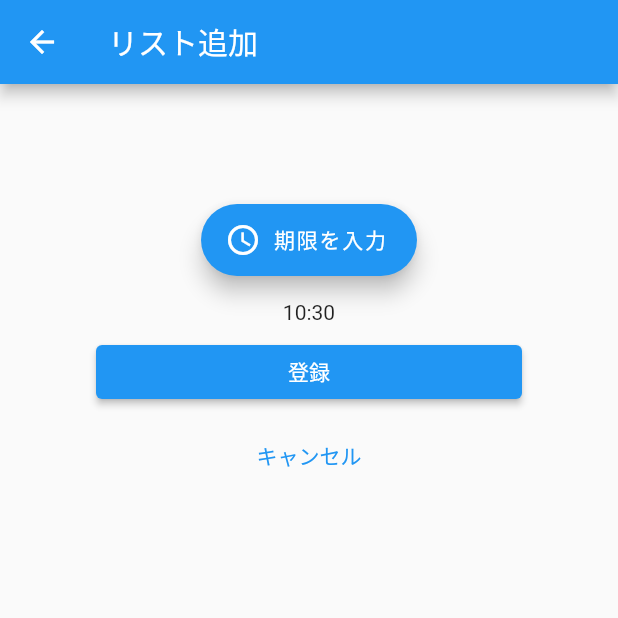
After one commit to blitzkrieg-itf/mary-call, a Flutter app: the addTimer screen opened directly, on a phone screen of 412 x 824 dp, the top half of it. The commit adds this screen. Run offline on Flutter 3.47's test engine with Material 2 defaults, Android fonts, the phone set to English and light mode, and no system bars; missing offline and left inert: flutter_ringtone_player.

```diff
--- /dev/null
+++ b/mary_call/lib/addTimer.dart
@@ -0,0 +1,123 @@
+//@dart=2.9
+import 'dart:async';
+import 'dart:convert';
+
+import 'package:flutter_ringtone_player/flutter_ringtone_player.dart';
+import 'package:flutter/material.dart';
+import 'package:intl/date_symbol_data_local.dart';
+import 'package:intl/intl.dart';
+
+import 'variant.dart';
+import 'main.dart';
+
+class addTimer extends StatefulWidget {
+  // 状態を持ちたいので StatefulWidget を継承
+  @override
+  _addTimerState createState() => _addTimerState();
+}
+
+class _addTimerState extends State<addTimer> {
+  final _formKey = GlobalKey<FormState>();
+
+  DateFormat formatter;
+  @override
+  void initState() {
+    super.initState();
+    // getData();
+    // res = fetchApiResults();
+    initializeDateFormatting('ja_JP', null);
+    formatter = new DateFormat('HH:mm');
+  }
+
+  Future<void> _selectTime(BuildContext context) async {
+    final TimeOfDay t = await showTimePicker(
+      context: context,
+      initialTime: TimeOfDay.now(),
+    );
+    if (t != null) {
+      var dt = _toDateTime(t);
+      setState(() {
+        _mytime = dt;
+      });
+    }
+  }
+
+  _toDateTime(TimeOfDay t) {
+    var now = DateTime.now();
+    return DateTime(now.year, now.month, now.day, t.hour, t.minute);
+  }
+
+  String _title;
+  String _detail;
+  String _tasktime;
+  var _mytime = new DateTime.now();
+  // var formatter = new DateFormat('MM/dd(E) HH:mm');
+
+  @override
+  Widget build(BuildContext context) {
+    return Form(
+        key: _formKey,
+        child: Scaffold(
+          // *** 追加する部分 ***
+          appBar: AppBar(
+            title: Text('リスト追加'),
+          ),
+          // *** 追加する部分 ***
+          body: Container(
+            // 余白を付ける
+            padding: EdgeInsets.all(64),
+            child: SingleChildScrollView(
+              child: Column(
+                mainAxisAlignment: MainAxisAlignment.spaceBetween,
+                children: <Widget>[
+                  Text(''),
+                  Container(
+                    child: FloatingActionButton.extended(
+                      label: Text('期限を入力'),
+                      onPressed: () {
+                        _selectTime(context);
+                      },
+                      tooltip: 'Datetime',
+                      icon: Icon(Icons.access_time),
+                    ),
+                  ),
+                  Text(''),
+                  Text(
+                    // フォーマッターを使用して指定したフォーマットで日時を表示
+                    // format()に渡すのはDate型の値で、String型で返される
+                    formatter.format(_mytime),
+                  ),
+                  const SizedBox(height: 8),
+                  Container(
+                    // 横幅いっぱいに広げる
+                    width: double.infinity,
+                    // リスト追加ボタン
+                    child: ElevatedButton(
+                      onPressed: () {
+                        set_times.add(_mytime);
+                        Navigator.of(context).pop();
+                      },
+                      child: Text('登録', style: TextStyle(color: Colors.white)),
+                    ),
+                  ),
+                  const SizedBox(height: 8),
+                  Container(
+                    // 横幅いっぱいに広げる
+                    width: double.infinity,
+                    // キャンセルボタン
+                    child: TextButton(
+                      // ボタンをクリックした時の処理
+                      onPressed: () {
+                        // "pop"で前の画面に戻る
+                        Navigator.of(context).pop();
+                      },
+                      child: Text('キャンセル'),
+                    ),
+                  ),
+                ],
+              ),
+            ),
+          ),
+        ));
+  }
+}
--- /dev/null
+++ b/mary_call/lib/variant.dart
@@ -0,0 +1 @@
+List<DateTime> set_times = [];
```
Also changed, not shown: mary_call/lib/main.dart (+16 -7 lines).
